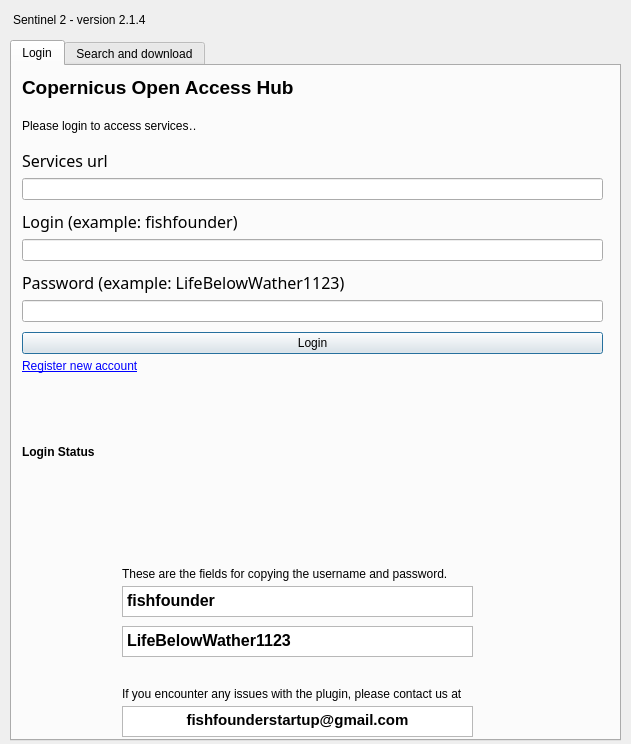
Before: the Qt Designer form sentinel_open_dialog_base.ui in GlovesMaker3/Sentinel2-SoloBand-QGIS-Plugins, drawn with Qt 5.
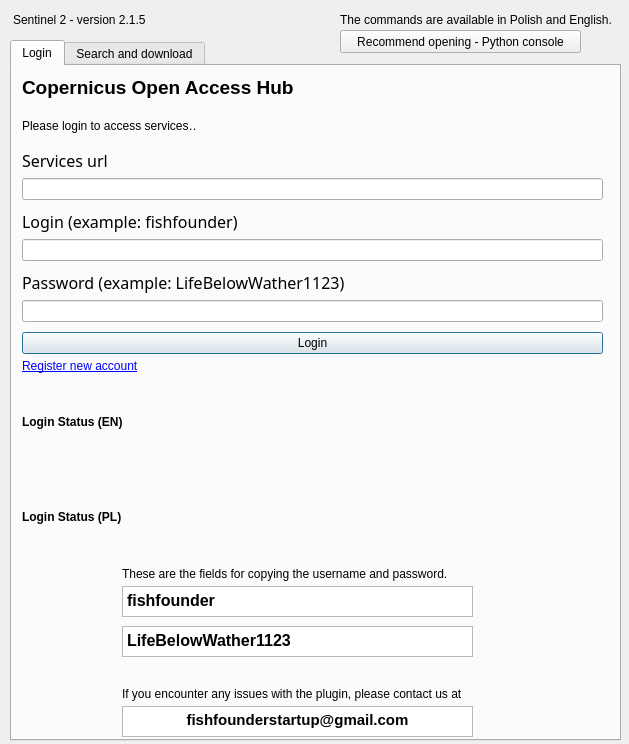
After: the same form once the commit is applied.

Patch:
```diff
--- a/sentinel_open_dialog_base.ui
+++ b/sentinel_open_dialog_base.ui
@@ -6,7 +6,7 @@
    <rect>
     <x>0</x>
     <y>0</y>
-    <width>631</width>
+    <width>629</width>
     <height>744</height>
    </rect>
   </property>
@@ -35,7 +35,7 @@
        <x>10</x>
        <y>320</y>
        <width>561</width>
-       <height>131</height>
+       <height>71</height>
       </rect>
      </property>
      <property name="font">
@@ -51,7 +51,7 @@
       <bool>false</bool>
      </property>
      <property name="text">
-      <string>Login Status</string>
+      <string>Login Status (EN)</string>
      </property>
      <property name="textFormat">
       <enum>Qt::AutoText</enum>
@@ -310,6 +310,37 @@
       <string>If you encounter any issues with the plugin, please contact us at :</string>
      </property>
     </widget>
+    <widget class="QLabel" name="q44">
+     <property name="geometry">
+      <rect>
+       <x>10</x>
+       <y>420</y>
+       <width>581</width>
+       <height>61</height>
+      </rect>
+     </property>
+     <property name="font">
+      <font>
+       <weight>75</weight>
+       <bold>true</bold>
+      </font>
+     </property>
+     <property name="layoutDirection">
+      <enum>Qt::LeftToRight</enum>
+     </property>
+     <property name="autoFillBackground">
+      <bool>false</bool>
+     </property>
+     <property name="text">
+      <string>Login Status (PL)</string>
+     </property>
+     <property name="textFormat">
+      <enum>Qt::AutoText</enum>
+     </property>
+     <property name="wordWrap">
+      <bool>true</bool>
+     </property>
+    </widget>
    </widget>
    <widget class="QWidget" name="tab_2">
     <attribute name="title">
@@ -925,12 +956,38 @@
     <rect>
      <x>13</x>
      <y>10</y>
-     <width>181</width>
+     <width>321</width>
      <height>20</height>
     </rect>
    </property>
    <property name="text">
-    <string>Sentinel 2 - version 2.1.4</string>
+    <string>Sentinel 2 - version 2.1.5</string>
+   </property>
+  </widget>
+  <widget class="QPushButton" name="python">
+   <property name="geometry">
+    <rect>
+     <x>340</x>
+     <y>30</y>
+     <width>241</width>
+     <height>23</height>
+    </rect>
+   </property>
+   <property name="text">
+    <string>Recommend opening - Python console</string>
+   </property>
+  </widget>
+  <widget class="QLabel" name="label_23">
+   <property name="geometry">
+    <rect>
+     <x>340</x>
+     <y>10</y>
+     <width>281</width>
+     <height>20</height>
+    </rect>
+   </property>
+   <property name="text">
+    <string>The commands are available in Polish and English.</string>
    </property>
   </widget>
  </widget>
```
Left out of the diff: 2 changed lines with no effect on the pictures.
